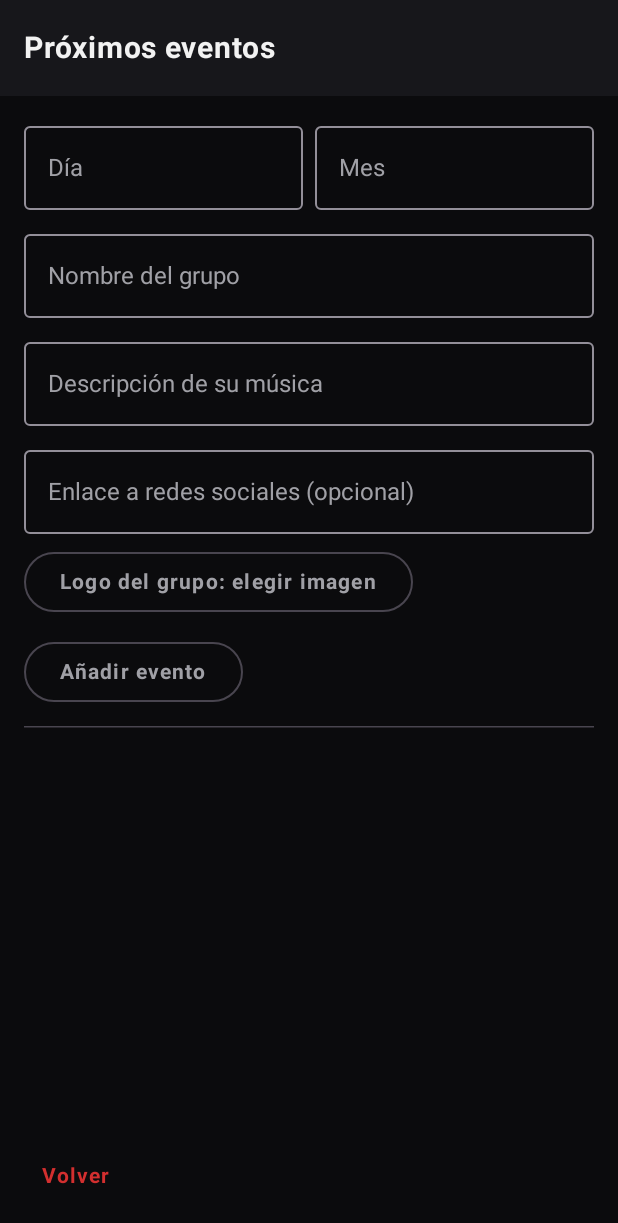
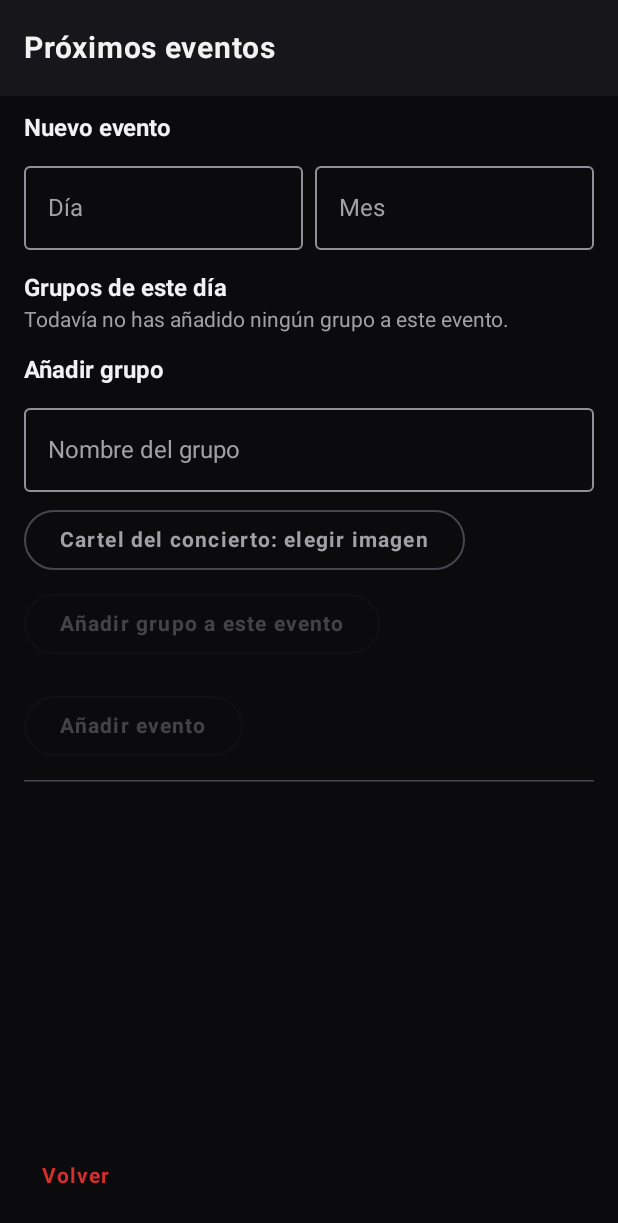
Before and after one commit to PerchaCervantina/AppTitanium, an Android app built with Jetpack Compose: the composable EventsAdminScreen shown on its own in the app's theme, on a phone screen of 412 x 824 dp. Shown: the top 1223 px of the screen. Run offline under Robolectric (Android 15) with nearby library versions, the phone set to English and light mode, and no system bars; our stand-ins replace Firebase (no records; nobody signed in at launch, a user with empty details on screens opened directly).

Commit message:
Support multiple bands per event with full posters, new app icon
- EventEntry now holds a list of EventBand (name + poster image) for a
  single day instead of one band with a description and social link,
  so admins can add several groups playing the same date.
- Posters render opaque and uncropped (ContentScale.Fit, no alpha/
  gradient blend) since they're the real concert poster, not a logo.
- RemoteOrPlaceholderImage's "no image yet" placeholder now has a
  minimum height so it doesn't collapse to zero when the caller (like
  the new poster view) sizes itself from the loaded image instead of a
  fixed height.
- Replaced the placeholder lightning-bolt launcher icon with the
  provided artwork (hand + TITANIUM logo), background keyed to
  transparent for the adaptive icon foreground, legacy mipmap PNGs
  regenerated for pre-Android-8 devices.

Co-Authored-By: Claude Sonnet 5 <noreply@anthropic.com>
Claude-Session: https://claude.ai/code/session_0192Di9Yfz4u7HCNS2mzMgH6

```diff
--- a/app/src/main/java/com/titanium/app/data/firebase/FirebaseModels.kt
+++ b/app/src/main/java/com/titanium/app/data/firebase/FirebaseModels.kt
@@ -28,14 +28,21 @@ data class MembershipInfo(
     val email: String = ""
 )
 
+/**
+ * Un evento es una fecha con uno o varios grupos actuando ese día. Cada
+ * grupo lleva solo su nombre y el cartel (el cartel del concierto, no un
+ * logo): no hay descripción ni enlace por grupo.
+ */
+data class EventBand(
+    val name: String = "",
+    val posterImageUrl: String? = null
+)
+
 data class EventEntry(
     val id: String = "",
     val day: String = "",
     val month: String = "",
-    val bandName: String = "",
-    val musicDescription: String = "",
-    val logoImageUrl: String? = null,
-    val socialUrl: String? = null,
+    val bands: List<EventBand> = emptyList(),
     val createdAt: Long = 0L
 )
 
--- a/app/src/main/java/com/titanium/app/ui/admin/EventsAdminScreen.kt
+++ b/app/src/main/java/com/titanium/app/ui/admin/EventsAdminScreen.kt
@@ -9,6 +9,7 @@ import androidx.compose.foundation.layout.padding
 import androidx.compose.foundation.lazy.LazyColumn
 import androidx.compose.foundation.lazy.items
 import androidx.compose.material3.Card
+import androidx.compose.material3.ExperimentalMaterial3Api
 import androidx.compose.material3.HorizontalDivider
 import androidx.compose.material3.MaterialTheme
 import androidx.compose.material3.OutlinedButton
@@ -25,7 +26,7 @@ import androidx.compose.runtime.rememberCoroutineScope
 import androidx.compose.runtime.setValue
 import androidx.compose.ui.Modifier
 import androidx.compose.ui.unit.dp
-import androidx.compose.material3.ExperimentalMaterial3Api
+import com.titanium.app.data.firebase.EventBand
 import com.titanium.app.data.firebase.EventEntry
 import com.titanium.app.data.firebase.FirestoreContentRepository
 import kotlinx.coroutines.launch
@@ -37,35 +38,137 @@ fun EventsAdminScreen(
     onBack: () -> Unit
 ) {
     val events by repository.observeEvents().collectAsState(initial = emptyList())
-    var editing by remember { mutableStateOf(EventEntry()) }
+
+    var editingId by remember { mutableStateOf("") }
+    var day by remember { mutableStateOf("") }
+    var month by remember { mutableStateOf("") }
+    var bands by remember { mutableStateOf(listOf<EventBand>()) }
+    var newBandName by remember { mutableStateOf("") }
+    var newBandPosterUrl by remember { mutableStateOf<String?>(null) }
+
+    fun resetForm() {
+        editingId = ""
+        day = ""
+        month = ""
+        bands = emptyList()
+        newBandName = ""
+        newBandPosterUrl = null
+    }
+
     val scope = rememberCoroutineScope()
 
     Column(modifier = Modifier.fillMaxSize()) {
         TopAppBar(title = { Text("Próximos eventos") })
 
         LazyColumn(modifier = Modifier.weight(1f).padding(horizontal = 16.dp)) {
-            item { EventForm(editing, onChange = { editing = it }) }
             item {
-                Row(modifier = Modifier.padding(vertical = 12.dp)) {
-                    OutlinedButton(onClick = {
-                        val toSave = editing
-                        scope.launch {
-                            repository.addOrUpdateEvent(toSave)
-                            editing = EventEntry()
+                Column(modifier = Modifier.padding(top = 12.dp)) {
+                    Text(
+                        text = if (editingId.isBlank()) "Nuevo evento" else "Editando evento",
+                        style = MaterialTheme.typography.titleMedium
+                    )
+                    Row(horizontalArrangement = Arrangement.spacedBy(8.dp), modifier = Modifier.padding(top = 8.dp)) {
+                        OutlinedTextField(
+                            value = day,
+                            onValueChange = { day = it },
+                            label = { Text("Día") },
+                            modifier = Modifier.weight(1f)
+                        )
+                        OutlinedTextField(
+                            value = month,
+                            onValueChange = { month = it },
+                            label = { Text("Mes") },
+                            modifier = Modifier.weight(1f)
+                        )
+                    }
+
+                    Text(
+                        text = "Grupos de este día",
+                        style = MaterialTheme.typography.titleMedium,
+                        modifier = Modifier.padding(top = 16.dp)
+                    )
+                    if (bands.isEmpty()) {
+                        Text(
+                            text = "Todavía no has añadido ningún grupo a este evento.",
+                            style = MaterialTheme.typography.bodyMedium,
+                            color = MaterialTheme.colorScheme.onSurfaceVariant,
+                            modifier = Modifier.padding(top = 4.dp)
+                        )
+                    }
+                    bands.forEachIndexed { index, band ->
+                        Row(
+                            modifier = Modifier.fillMaxWidth().padding(top = 8.dp)
+                        ) {
+                            Text(
+                                text = band.name,
+                                style = MaterialTheme.typography.bodyLarge,
+                                modifier = Modifier.weight(1f)
+                            )
+                            TextButton(onClick = { bands = bands.toMutableList().apply { removeAt(index) } }) {
+                                Text("Quitar")
+                            }
                         }
-                    }) {
-                        Text(if (editing.id.isBlank()) "Añadir evento" else "Guardar cambios")
                     }
-                    if (editing.id.isNotBlank()) {
-                        TextButton(onClick = { editing = EventEntry() }) { Text("Cancelar edición") }
+
+                    Text(
+                        text = "Añadir grupo",
+                        style = MaterialTheme.typography.titleMedium,
+                        modifier = Modifier.padding(top = 16.dp)
+                    )
+                    OutlinedTextField(
+                        value = newBandName,
+                        onValueChange = { newBandName = it },
+                        label = { Text("Nombre del grupo") },
+                        modifier = Modifier.fillMaxWidth().padding(top = 8.dp)
+                    )
+                    ImageUploadField(
+                        folder = "events",
+                        label = "Cartel del concierto",
+                        imageUrl = newBandPosterUrl,
+                        onUploaded = { newBandPosterUrl = it }
+                    )
+                    OutlinedButton(
+                        enabled = newBandName.isNotBlank(),
+                        onClick = {
+                            bands = bands + EventBand(name = newBandName, posterImageUrl = newBandPosterUrl)
+                            newBandName = ""
+                            newBandPosterUrl = null
+                        },
+                        modifier = Modifier.padding(top = 8.dp)
+                    ) { Text("Añadir grupo a este evento") }
+
+                    Row(modifier = Modifier.padding(top = 20.dp, bottom = 12.dp)) {
+                        OutlinedButton(
+                            enabled = day.isNotBlank() && month.isNotBlank() && bands.isNotEmpty(),
+                            onClick = {
+                                val entry = EventEntry(id = editingId, day = day, month = month, bands = bands)
+                                scope.launch {
+                                    repository.addOrUpdateEvent(entry)
+                                    resetForm()
+                                }
+                            }
+                        ) {
+                            Text(if (editingId.isBlank()) "Añadir evento" else "Guardar cambios")
+                        }
+                        if (editingId.isNotBlank()) {
+                            TextButton(onClick = { resetForm() }) { Text("Cancelar edición") }
+                        }
                     }
+                    HorizontalDivider()
                 }
             }
-            item { HorizontalDivider() }
-            items(events) { event ->
+
+            items(events, key = { it.id }) { event ->
                 EventRow(
                     event = event,
-                    onEdit = { editing = event },
+                    onEdit = {
+                        editingId = event.id
+                        day = event.day
+                        month = event.month
+                        bands = event.bands
+                        newBandName = ""
+                        newBandPosterUrl = null
+                    },
                     onDelete = { scope.launch { repository.deleteEvent(event.id) } }
                 )
             }
@@ -76,58 +179,12 @@ fun EventsAdminScreen(
 }
 
 @Composable
-private fun EventForm(event: EventEntry, onChange: (EventEntry) -> Unit) {
-    Column(modifier = Modifier.padding(top = 12.dp)) {
-        Row(horizontalArrangement = Arrangement.spacedBy(8.dp)) {
-            OutlinedTextField(
-                value = event.day,
-                onValueChange = { onChange(event.copy(day = it)) },
-                label = { Text("Día") },
-                modifier = Modifier.weight(1f)
-            )
-            OutlinedTextField(
-                value = event.month,
-                onValueChange = { onChange(event.copy(month = it)) },
-                label = { Text("Mes") },
-                modifier = Modifier.weight(1f)
-            )
-        }
-        OutlinedTextField(
-            value = event.bandName,
-            onValueChange = { onChange(event.copy(bandName = it)) },
-            label = { Text("Nombre del grupo") },
-            modifier = Modifier.fillMaxWidth().padding(top = 8.dp)
-        )
-        OutlinedTextField(
-            value = event.musicDescription,
-            onValueChange = { onChange(event.copy(musicDescription = it)) },
-            label = { Text("Descripción de su música") },
-            modifier = Modifier.fillMaxWidth().padding(top = 8.dp)
-        )
-        OutlinedTextField(
-            value = event.socialUrl.orEmpty(),
-            onValueChange = { onChange(event.copy(socialUrl = it)) },
-            label = { Text("Enlace a redes sociales (opcional)") },
-            modifier = Modifier.fillMaxWidth().padding(top = 8.dp)
-        )
-        ImageUploadField(
-            folder = "events",
-            label = "Logo del grupo",
-            imageUrl = event.logoImageUrl,
-            onUploaded = { url -> onChange(event.copy(logoImageUrl = url)) }
-        )
-    }
-}
-
-@Composable
 private fun EventRow(event: EventEntry, onEdit: () -> Unit, onDelete: () -> Unit) {
     Card(modifier = Modifier.fillMaxWidth().padding(vertical = 6.dp)) {
         Column(modifier = Modifier.padding(12.dp)) {
-            Text(text = "${event.day} ${event.month} — ${event.bandName}", style = MaterialTheme.typography.titleMedium)
             Text(
-                text = event.musicDescription,
-                style = MaterialTheme.typography.bodyMedium,
-                color = MaterialTheme.colorScheme.onSurfaceVariant
+                text = "${event.day} ${event.month} — ${event.bands.joinToString(", ") { it.name }}",
+                style = MaterialTheme.typography.titleMedium
             )
             Row(modifier = Modifier.padding(top = 8.dp)) {
                 OutlinedButton(onClick = onEdit) { Text("Editar") }
```
Also changed, not shown: app/src/main/java/com/titanium/app/data/firebase/FirestoreContentRepository.kt (+2 -10 lines), app/src/main/java/com/titanium/app/ui/components/CommonComponents.kt (+9 -1 lines), app/src/main/java/com/titanium/app/ui/components/EventCard.kt (+26 -62 lines), app/src/main/res/drawable/ic_launcher_foreground.xml (deleted, +0 -18 lines), app/src/main/res/drawable-nodpi/ic_launcher_foreground.png (added), app/src/main/res/mipmap-hdpi/ic_launcher.png, app/src/main/res/mipmap-hdpi/ic_launcher_round.png, app/src/main/res/mipmap-mdpi/ic_launcher.png, app/src/main/res/mipmap-mdpi/ic_launcher_round.png, app/src/main/res/mipmap-xhdpi/ic_launcher.png, app/src/main/res/mipmap-xhdpi/ic_launcher_round.png, app/src/main/res/mipmap-xxhdpi/ic_launcher.png, app/src/main/res/mipmap-xxhdpi/ic_launcher_round.png, app/src/main/res/mipmap-xxxhdpi/ic_launcher.png, 1 more files, 1 other file.
